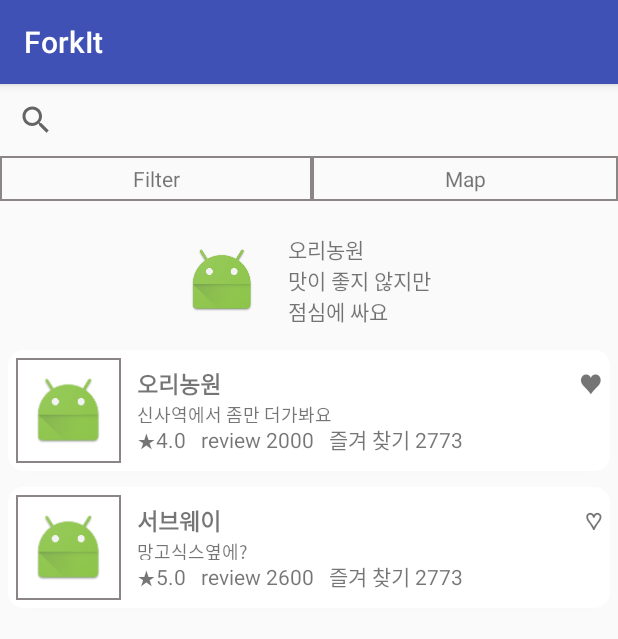
After one commit to teamyummy/Forkit-android, an Android app: the fragment EateryListFragment shown on its own in the app's theme, on a phone screen of 412 x 824 dp. The commit adds this screen. Shown: the top 639 px of the screen. Run offline under Robolectric (Android 15) with nearby library versions, the phone set to English and light mode, and no system bars; pictures from the network do not load; 1 statement that could not run was skipped.

Commit message:
main function update with Dabin

```diff
--- /dev/null
+++ b/app/src/main/java/com/yummyteam/fastcampus/forkit/main/ELAdapter.java
@@ -0,0 +1,97 @@
+package com.yummyteam.fastcampus.forkit.main;
+
+import android.app.Activity;
+import android.support.v7.widget.RecyclerView;
+import android.view.LayoutInflater;
+import android.view.View;
+import android.view.ViewGroup;
+import android.widget.ImageView;
+import android.widget.TextView;
+
+import com.bumptech.glide.Glide;
+import com.bumptech.glide.load.resource.drawable.GlideDrawable;
+import com.bumptech.glide.request.RequestListener;
+import com.bumptech.glide.request.target.Target;
+import com.yummyteam.fastcampus.forkit.R;
+
+import java.util.ArrayList;
+
+/**
+ * Created by Dabin on 2016-11-29.
+ */
+
+public class ELAdapter extends RecyclerView.Adapter<ELAdapter.ViewHolder> {
+    private ArrayList<Restaurant_Info> datas;
+    private Activity activity;
+    public ELAdapter(Activity activity){
+        datas = new ArrayList<>();
+        this.activity = activity;
+    }
+
+    @Override
+    public ELAdapter.ViewHolder onCreateViewHolder(ViewGroup parent, int viewType) {
+        View view = LayoutInflater.from(parent.getContext()).inflate(R.layout.item_restaurant_list,parent,false);
+        return new ViewHolder(view);
+    }
+
+    @Override
+    public void onBindViewHolder(ELAdapter.ViewHolder holder, int position) {
+        Restaurant_Info data = datas.get(position);
+
+        if(data.isLike()){
+            holder.tv_isLike.setText(R.string.null_heart);
+        }else{
+            holder.tv_isLike.setText(R.string.max_heart);
+        }
+        holder.tv_total_review.setText(data.getTotal_review()+"");
+        holder.tv_avg_like.setText(data.getScore()+"");
+//        holder.tv_total_favorite.setText(data.getTotal_like());
+        holder.tv_restaurant_name.setText(data.getName());
+        holder.tv_restaurant_address.setText(data.getAddress());
+        Glide.with(activity)
+                .load("https://encrypted-tbn1.gstatic.com/images?q=tbn:ANd9GcQ_8KDyKOENB6ND2vZbOnGjureP_xQ_LXrncqLZYxCP_DN2-Nfw")
+                .listener(new RequestListener<String, GlideDrawable>() {
+                    @Override
+                    public boolean onException(Exception e, String model, Target<GlideDrawable> target, boolean isFirstResource) {
+
+                        return false;
+                    }
+
+                    @Override
+                    public boolean onResourceReady(GlideDrawable resource, String model, Target<GlideDrawable> target, boolean isFromMemoryCache, boolean isFirstResource) {
+
+                        return false;
+                    }
+                })
+                .into(holder.iv_restaurant);
+
+    }
+
+    @Override
+    public int getItemCount() {
+        return datas.size();
+    }
+
+    public void addDatas(ArrayList<Restaurant_Info> sub_datas) {
+        this.datas.addAll(sub_datas);
+        notifyDataSetChanged();
+    }
+
+    public class ViewHolder extends RecyclerView.ViewHolder {
+        ImageView iv_restaurant;
+        TextView tv_total_review,tv_total_favorite,tv_avg_like,tv_isLike;
+        TextView tv_restaurant_address,tv_restaurant_name;
+
+        public ViewHolder(View itemView) {
+            super(itemView);
+            iv_restaurant = (ImageView)itemView.findViewById(R.id.iv_restaurant);
+            tv_isLike = (TextView)itemView.findViewById(R.id.tv_isLike);
+            tv_avg_like = (TextView)itemView.findViewById(R.id.tv_avg_like);
+            tv_total_favorite = (TextView)itemView.findViewById(R.id.tv_total_favorite);
+            tv_total_review = (TextView)itemView.findViewById(R.id.tv_total_review);
+            tv_restaurant_address = (TextView)itemView.findViewById(R.id.tv_restaurant_address);
+            tv_restaurant_name = (TextView)itemView.findViewById(R.id.tv_restaurant_name);
+
+        }
+    }
+}
--- /dev/null
+++ b/app/src/main/java/com/yummyteam/fastcampus/forkit/main/EateryListFragment.java
@@ -0,0 +1,69 @@
+package com.yummyteam.fastcampus.forkit.main;
+
+
+import android.os.Bundle;
+import android.support.v4.app.Fragment;
+import android.support.v7.widget.LinearLayoutManager;
+import android.support.v7.widget.RecyclerView;
+import android.view.LayoutInflater;
+import android.view.View;
+import android.view.ViewGroup;
+
+import com.yummyteam.fastcampus.forkit.R;
+
+import java.util.ArrayList;
+
+
+/**
+ * A simple {@link Fragment} subclass.
+ */
+public class EateryListFragment extends Fragment {
+
+
+    public EateryListFragment() {
+        // Required empty public constructor
+    }
+
+    private RecyclerView restaurant_list;
+
+
+    ArrayList<Restaurant_Info> datas;
+
+    @Override
+    public View onCreateView(LayoutInflater inflater, ViewGroup container,
+                             Bundle savedInstanceState) {
+        // Inflate the layout for this fragment
+        View view=  inflater.inflate(R.layout.fragment_eatery_list, container, false);
+        restaurant_list = (RecyclerView)view.findViewById(R.id.restaurant_list);
+        RecyclerView.LayoutManager manager = new LinearLayoutManager(getContext(),LinearLayoutManager.VERTICAL,false);
+        restaurant_list.setLayoutManager(manager);
+        initData();
+        ELAdapter elAdapter = new ELAdapter(getActivity());
+        elAdapter.addDatas(datas);
+        restaurant_list.setAdapter(elAdapter);
+        return view;
+    }
+
+    private void initData() {
+        datas = new ArrayList<>();
+        Restaurant_Info data1 = new Restaurant_Info();
+        data1.setName("오리농원");
+        data1.setAddress("신사역에서 좀만 더가봐요");
+        data1.setScore(4);
+        data1.setTotal_review(2000);
+        data1.setTotal_like(100);
+        data1.setLike(false);
+        datas.add(data1);
+
+        Restaurant_Info data2 = new Restaurant_Info();
+        data2.setName("서브웨이");
+        data2.setAddress("망고식스옆에?");
+        data2.setScore(5);
+        data2.setTotal_review(2600);
+        data2.setTotal_like(102);
+        data2.setLike(true);
+        datas.add(data2);
+
+    }
+
+}
--- /dev/null
+++ b/app/src/main/java/com/yummyteam/fastcampus/forkit/main/FoodMenu.java
@@ -0,0 +1,10 @@
+package com.yummyteam.fastcampus.forkit.main;
+
+/**
+ * Created by Dabin on 2016-11-29.
+ */
+public class FoodMenu {
+    String name;
+    String img_url;
+    String price;
+}
--- /dev/null
+++ b/app/src/main/java/com/yummyteam/fastcampus/forkit/main/RestaurantTag.java
@@ -0,0 +1,16 @@
+package com.yummyteam.fastcampus.forkit.main;
+
+/**
+ * Created by Dabin on 2016-11-29.
+ */
+public class RestaurantTag {
+    private String tag_name;
+
+    public String getTag_name() {
+        return tag_name;
+    }
+
+    public void setTag_name(String tag_name) {
+        this.tag_name = tag_name;
+    }
+}
--- /dev/null
+++ b/app/src/main/java/com/yummyteam/fastcampus/forkit/main/Restaurant_Info.java
@@ -0,0 +1,156 @@
+package com.yummyteam.fastcampus.forkit.main;
+
+import java.util.ArrayList;
+
+/**
+ * Created by Dabin on 2016-11-29.
+ */
+
+public class Restaurant_Info {
+
+    private int id;
+    private String name;
+    private ArrayList<String> imgs_url;
+    private ArrayList<FoodMenu> menu;
+    private String address;
+    private String phone;
+    private String Coordinate;
+    private double score;
+    private int favorite;
+    private String review_content;
+    private boolean isLike;
+    private boolean isParking;
+    private String operation_hour;
+    private ArrayList<RestaurantTag> tags;
+    private int total_review;
+    private int total_like;
+
+    public int getTotal_like() {
+        return total_like;
+    }
+
+    public void setTotal_like(int total_like) {
+        this.total_like = total_like;
+    }
+
+    public void setScore(double score) {
+        this.score = score;
+    }
+
+    public int getTotal_review() {
+        return total_review;
+    }
+
+    public void setTotal_review(int total_review) {
+        this.total_review = total_review;
+    }
+
+    public ArrayList<String> getImgs_url() {
+        return imgs_url;
+    }
+
+    public void setImgs_url(ArrayList<String> imgs_url) {
+        this.imgs_url = imgs_url;
+    }
+
+    public int getId() {
+        return id;
+    }
+
+    public void setId(int id) {
+        this.id = id;
+    }
+
+    public String getName() {
+        return name;
+    }
+
+    public void setName(String name) {
+        this.name = name;
+    }
+
+    public ArrayList<FoodMenu> getMenu() {
+        return menu;
+    }
+
+    public void setMenu(ArrayList<FoodMenu> menu) {
+        this.menu = menu;
+    }
+
+    public String getAddress() {
+        return address;
+    }
+
+    public void setAddress(String address) {
+        this.address = address;
+    }
+
+    public String getPhone() {
+        return phone;
+    }
+
+    public void setPhone(String phone) {
+        this.phone = phone;
+    }
+
+    public String getCoordinate() {
+        return Coordinate;
+    }
+
+    public void setCoordinate(String coordinate) {
+        Coordinate = coordinate;
+    }
+
+    public double getScore() {
+        return score;
+    }
+
+
+    public int getFavorite() {
+        return favorite;
+    }
+
+    public void setFavorite(int favorite) {
+        this.favorite = favorite;
+    }
+
+    public String getReview_content() {
+        return review_content;
+    }
+
+    public void setReview_content(String review_content) {
+        this.review_content = review_content;
+    }
+
+    public boolean isLike() {
+        return isLike;
+    }
+
+    public void setLike(boolean like) {
+        isLike = like;
+    }
+
+    public boolean isParking() {
+        return isParking;
+    }
+
+    public void setParking(boolean parking) {
+        isParking = parking;
+    }
+
+    public String getOperation_hour() {
+        return operation_hour;
+    }
+
+    public void setOperation_hour(String operation_hour) {
+        this.operation_hour = operation_hour;
+    }
+
+    public ArrayList<RestaurantTag> getTags() {
+        return tags;
+    }
+
+    public void setTags(ArrayList<RestaurantTag> tags) {
+        this.tags = tags;
+    }
+}
--- /dev/null
+++ b/app/src/main/java/com/yummyteam/fastcampus/forkit/main/Sample.java
@@ -0,0 +1,15 @@
+package com.yummyteam.fastcampus.forkit.main;
+
+import android.support.v7.app.AppCompatActivity;
+import android.os.Bundle;
+
+import com.yummyteam.fastcampus.forkit.R;
+
+public class Sample extends AppCompatActivity {
+
+    @Override
+    protected void onCreate(Bundle savedInstanceState) {
+        super.onCreate(savedInstanceState);
+        setContentView(R.layout.activity_sample);
+    }
+}
--- /dev/null
+++ b/app/src/main/res/drawable/xml_border.xml
@@ -0,0 +1,9 @@
+<?xml version="1.0" encoding="utf-8"?>
+<layer-list xmlns:android="http://schemas.android.com/apk/res/android" >
+    <item>
+        <shape android:shape="rectangle">
+            <stroke android:width="1dp" android:color="#8b8585" />
+            <solid android:color="#00FFFFFF" />
+        </shape>
+    </item>
+</layer-list>
--- /dev/null
+++ b/app/src/main/res/layout/activity_sample.xml
@@ -0,0 +1,17 @@
+<?xml version="1.0" encoding="utf-8"?>
+<RelativeLayout xmlns:android="http://schemas.android.com/apk/res/android"
+    xmlns:tools="http://schemas.android.com/tools"
+    android:id="@+id/activity_sample"
+    android:layout_width="match_parent"
+    android:layout_height="match_parent"
+    tools:context="com.yummyteam.fastcampus.forkit.main.Sample">
+
+    <fragment
+        android:layout_width="match_parent"
+        android:layout_height="match_parent"
+        android:name="com.yummyteam.fastcampus.forkit.main.EateryListFragment"
+        android:layout_alignParentTop="true"
+        android:layout_alignParentStart="true"
+        android:id="@+id/fragment"
+        tools:layout="@layout/fragment_eatery_list" />
+</RelativeLayout>
--- /dev/null
+++ b/app/src/main/res/layout/fragment_eatery_list.xml
@@ -0,0 +1,75 @@
+<RelativeLayout xmlns:android="http://schemas.android.com/apk/res/android"
+    xmlns:app="http://schemas.android.com/apk/res-auto"
+    xmlns:tools="http://schemas.android.com/tools"
+    android:layout_width="match_parent"
+    android:layout_height="match_parent"
+    tools:context="com.yummyteam.fastcampus.forkit.main.EateryListFragment">
+
+    <SearchView
+        android:id="@+id/sv_serch"
+        android:layout_width="match_parent"
+        android:layout_height="wrap_content"
+        android:layout_alignParentStart="true"
+        android:layout_alignParentTop="true" />
+
+    <LinearLayout
+        android:layout_width="match_parent"
+        android:layout_height="wrap_content"
+        android:layout_below="@+id/sv_serch"
+        android:layout_centerHorizontal="true"
+        android:orientation="horizontal"
+        android:id="@+id/filter_map_layout">
+
+        <TextView
+            android:id="@+id/tv_filter"
+            android:layout_width="wrap_content"
+            android:layout_height="wrap_content"
+            android:layout_weight="1"
+            android:background="@drawable/xml_border"
+            android:gravity="center"
+            android:padding="5dp"
+            android:text="Filter" />
+
+        <TextView
+            android:id="@+id/tv_map"
+            android:layout_width="wrap_content"
+            android:layout_height="wrap_content"
+            android:background="@drawable/xml_border"
+            android:layout_weight="1"
+            android:padding="5dp"
+            android:gravity="center"
+            android:text="Map" />
+    </LinearLayout>
+
+    <android.support.v7.widget.RecyclerView
+        android:layout_marginTop="10dp"
+        android:layout_width="match_parent"
+        android:layout_height="match_parent"
+        android:layout_below="@+id/iv_banner"
+        android:layout_alignParentStart="true"
+        android:id="@+id/restaurant_list" />
+
+    <LinearLayout
+        android:orientation="horizontal"
+        android:layout_width="match_parent"
+        android:layout_height="wrap_content"
+        android:layout_marginTop="22dp"
+        android:gravity="center"
+        android:id="@+id/iv_banner"
+        android:layout_below="@+id/filter_map_layout"
+        android:layout_alignParentStart="true">
+
+        <ImageView
+
+            android:layout_width="wrap_content"
+            android:layout_height="wrap_content"
+            android:id="@+id/imageView2"
+            app:srcCompat="@mipmap/ic_launcher" />
+        <TextView
+            android:layout_marginLeft="20dp"
+            android:layout_width="wrap_content"
+            android:layout_height="wrap_content"
+            android:text="오리농원\n맛이 좋지 않지만\n점심에 싸요"/>
+    </LinearLayout>
+
+</RelativeLayout>
--- /dev/null
+++ b/app/src/main/res/layout/item_restaurant_list.xml
@@ -0,0 +1,125 @@
+<?xml version="1.0" encoding="utf-8"?>
+
+<android.support.v7.widget.CardView xmlns:android="http://schemas.android.com/apk/res/android"
+    xmlns:app="http://schemas.android.com/apk/res-auto"
+    android:layout_width="match_parent"
+    android:layout_height="wrap_content"
+    android:layout_marginBottom="10dp"
+    android:padding="5dp"
+    android:layout_margin="5dp"
+    android:background="@drawable/xml_border"
+    app:cardCornerRadius="10dp">
+
+    <RelativeLayout
+        android:layout_width="match_parent"
+        android:layout_height="wrap_content">
+
+        <LinearLayout
+            android:id="@+id/restaurant_img_layout"
+            android:layout_width="wrap_content"
+            android:layout_height="wrap_content"
+            android:layout_margin="5dp"
+            android:background="@drawable/xml_border"
+            android:padding="10dp"
+            >
+
+            <ImageView
+                android:id="@+id/iv_restaurant"
+                android:layout_width="50dp"
+                android:layout_height="50dp"
+                app:srcCompat="@mipmap/ic_launcher" />
+        </LinearLayout>
+
+        <LinearLayout
+            android:id="@+id/restaurant_info_layout"
+            android:layout_width="match_parent"
+            android:layout_height="wrap_content"
+            android:layout_alignBottom="@id/restaurant_img_layout"
+            android:layout_alignTop="@id/restaurant_img_layout"
+            android:layout_toRightOf="@id/restaurant_img_layout"
+            android:gravity="center_vertical"
+            android:orientation="vertical"
+            android:padding="5dp">
+
+            <LinearLayout
+                android:layout_width="match_parent"
+                android:layout_height="wrap_content"
+                android:orientation="horizontal">
+                <TextView
+                    android:id="@+id/tv_restaurant_name"
+                    android:layout_width="wrap_content"
+                    android:layout_height="wrap_content"
+                    android:layout_weight="1"
+                    android:text="맛집 이름"
+                    android:textSize="15dp"
+                    android:textStyle="bold" />
+
+                <TextView
+                    android:id="@+id/tv_isLike"
+                    android:textSize="15dp"
+                    android:layout_width="wrap_content"
+                    android:layout_height="wrap_content"
+                    android:text="@string/null_heart"
+                    android:textStyle="bold" />
+
+
+            </LinearLayout>
+
+
+            <TextView
+                android:id="@+id/tv_restaurant_address"
+                android:layout_width="wrap_content"
+                android:layout_height="wrap_content"
+                android:layout_weight="1"
+                android:text="맛집 주소"
+                android:textSize="12dp" />
+
+            <LinearLayout
+
+                android:layout_width="match_parent"
+                android:layout_height="wrap_content"
+                android:orientation="horizontal">
+
+                <TextView
+                    android:layout_width="wrap_content"
+                    android:layout_height="wrap_content"
+                    android:text="★" />
+
+                <TextView
+                    android:id="@+id/tv_avg_like"
+                    android:layout_width="wrap_content"
+                    android:layout_height="wrap_content"
+                    android:text="4" />
+
+                <TextView
+                    android:layout_width="wrap_content"
+                    android:layout_height="wrap_content"
+                    android:layout_marginLeft="10dp"
+                    android:text="@string/review" />
+
+                <TextView
+                    android:id="@+id/tv_total_review"
+                    android:layout_width="wrap_content"
+                    android:layout_height="wrap_content"
+                    android:layout_marginLeft="3dp"
+                    android:text="2773" />
+
+                <TextView
+                    android:layout_width="wrap_content"
+                    android:layout_height="wrap_content"
+                    android:layout_marginLeft="10dp"
+                    android:text="@string/favorite" />
+
+                <TextView
+                    android:id="@+id/tv_total_favorite"
+                    android:layout_width="wrap_content"
+                    android:layout_height="wrap_content"
+                    android:layout_marginLeft="3dp"
+                    android:text="2773" />
+            </LinearLayout>
+        </LinearLayout>
+
+
+    </RelativeLayout>
+
+</android.support.v7.widget.CardView>
--- a/app/src/main/res/values/strings.xml
+++ b/app/src/main/res/values/strings.xml
@@ -1,3 +1,12 @@
 <resources>
     <string name="app_name">ForkIt</string>
+
+    <!-- TODO: Remove or change this placeholder text -->
+    <string name="hello_blank_fragment">Hello blank fragment</string>
+    <string name="review">review</string>
+    <string name="restaurant_name">맛집 이름</string>
+    <string name="restaurant_address">맛집 주소</string>
+    <string name="favorite">즐겨 찾기</string>
+    <string name="null_heart">♡</string>
+    <string name="max_heart">♥</string>
 </resources>
```
